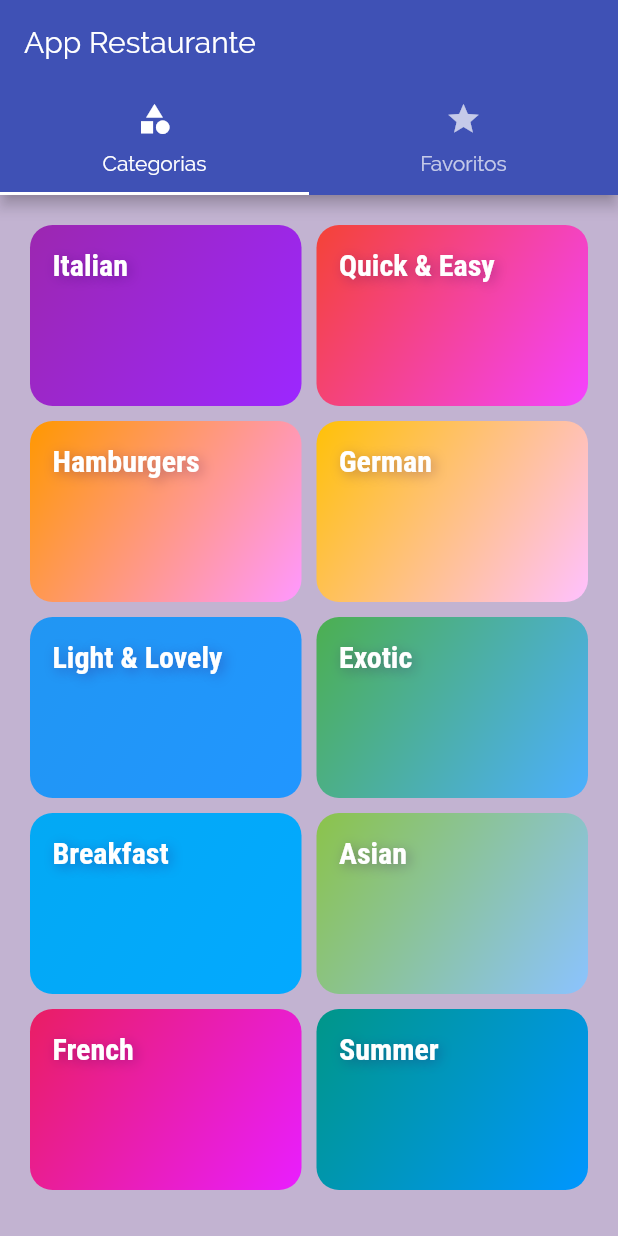
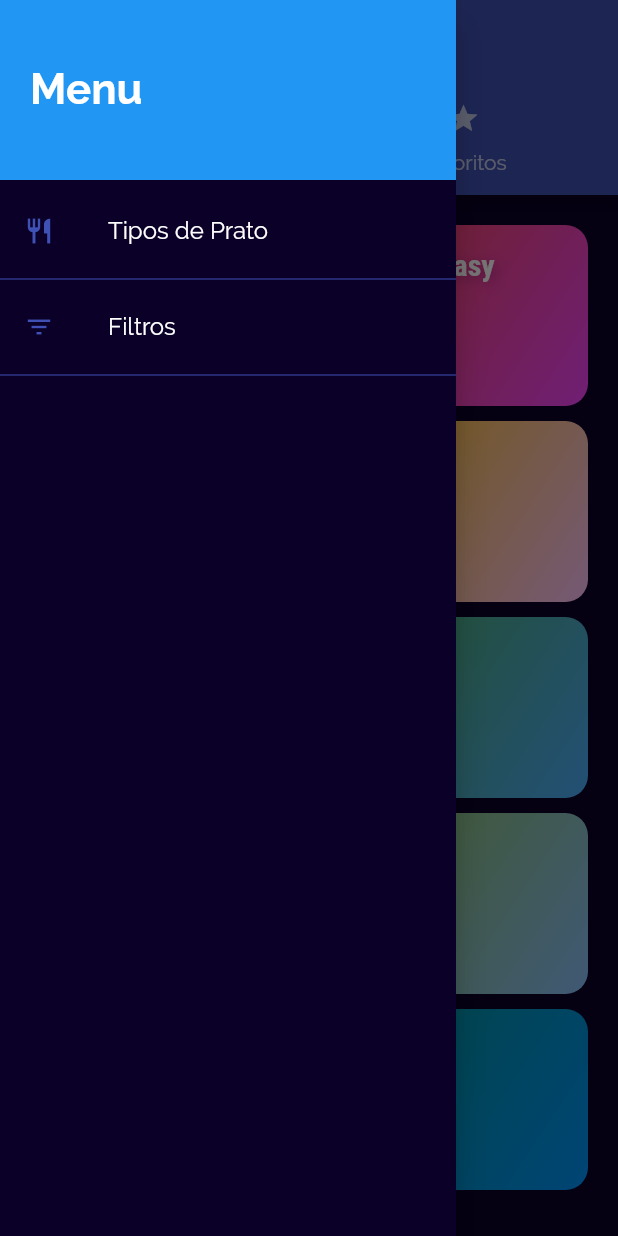
Before and after one commit to tupizz/flutter-restaurants-app, a Flutter app: the screen it shows after launch, with the side drawer open (before the commit the screen has no drawer), on a phone screen of 412 x 824 dp. Run offline on Flutter 3.47's test engine with Material 2 defaults, Android fonts, the phone set to English and light mode, and no system bars; our stand-ins replace tinycolor.

Commit message:
🎛  Adding menu + drawer

```diff
--- a/lib/app/pages/tabs/tabs_page.dart
+++ b/lib/app/pages/tabs/tabs_page.dart
@@ -2,6 +2,7 @@ import 'package:flutter/material.dart';
 
 import './categories/categories_page.dart';
 import './favorites/favorites_page.dart';
+import './../../shared/components/main-drawer/main_drawer.dart';
 
 class TabsPage extends StatefulWidget {
   @override
@@ -14,16 +15,23 @@ class _TabsPageState extends State<TabsPage> {
     return DefaultTabController(
       length: 2,
       child: Scaffold(
+        drawer: MainDrawer(),
         appBar: AppBar(
           title: Text('App Restaurante'),
           bottom: TabBar(
             tabs: <Widget>[
               Tab(
-                icon: Icon(Icons.category),
+                icon: Icon(
+                  Icons.category,
+                  size: 22,
+                ),
                 text: 'Categorias',
               ),
               Tab(
-                icon: Icon(Icons.star),
+                icon: Icon(
+                  Icons.star,
+                  size: 22,
+                ),
                 text: 'Favoritos',
               ),
             ],
--- /dev/null
+++ b/lib/app/shared/components/main-drawer/main_drawer.dart
@@ -0,0 +1,59 @@
+import 'package:flutter/material.dart';
+
+class MainDrawer extends StatelessWidget {
+  @override
+  Widget build(BuildContext context) {
+    return Drawer(
+      elevation: 10,
+      child: Column(
+        children: <Widget>[
+          Container(
+            height: 120,
+            width: double.infinity,
+            color: Theme.of(context).accentColor,
+            padding: const EdgeInsets.all(20),
+            // os filhos do container serao ordenados da seguinte forma
+            alignment: Alignment.centerLeft,
+            child: Text(
+              'Menu',
+              style: TextStyle(
+                  color: Colors.white,
+                  fontWeight: FontWeight.bold,
+                  fontSize: 28),
+            ),
+          ),
+          SizedBox(
+            height: 10,
+          ),
+          buildListItemMenu('Tipos de Prato', Icons.restaurant, context),
+          buildListItemMenu('Filtros', Icons.filter_list, context),
+        ],
+      ),
+    );
+  }
+
+  Column buildListItemMenu(String title, IconData icon, BuildContext context) =>
+      Column(
+        children: <Widget>[
+          ListTile(
+            dense: true,
+            onTap: () {},
+            leading: Icon(
+              icon,
+              size: 20,
+              color: Theme.of(context).primaryColor,
+            ),
+            title: Text(
+              title,
+              style: TextStyle(
+                fontSize: 16,
+                color: Colors.white,
+              ),
+            ),
+          ),
+          Divider(
+            color: Theme.of(context).primaryColor,
+          )
+        ],
+      );
+}
--- a/lib/main.dart
+++ b/lib/main.dart
@@ -15,7 +15,7 @@ class MyApp extends StatelessWidget {
         primarySwatch: Colors.indigo,
         accentColor: Colors.blue,
         fontFamily: 'Raleway',
-        canvasColor: Color.fromRGBO(50, 0, 100, 0.3),
+        canvasColor: Color.fromRGBO(10, 0, 40, 1),
         textTheme: ThemeData.light().textTheme.copyWith(
               body1: TextStyle(
                 color: Color.fromRGBO(20, 51, 51, 1),
```
